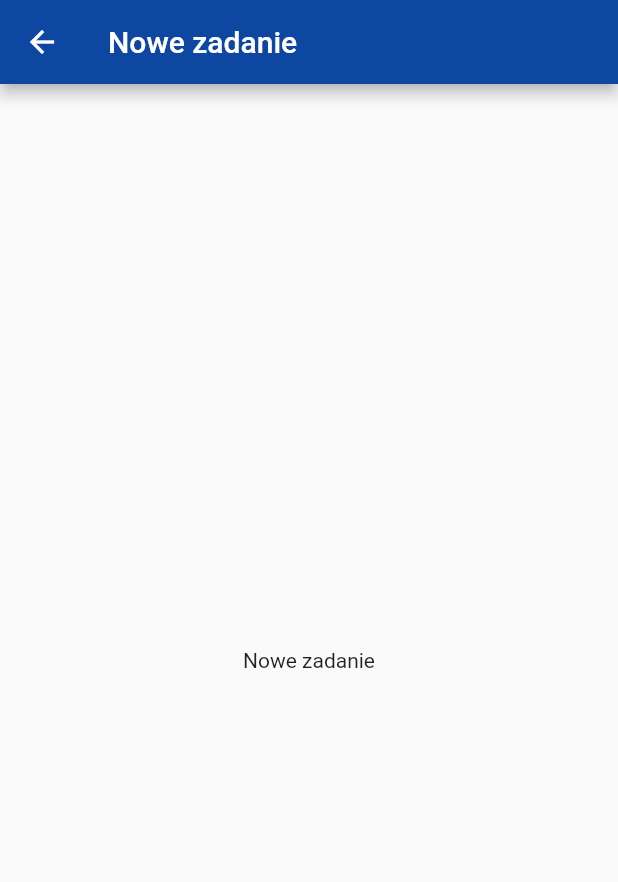
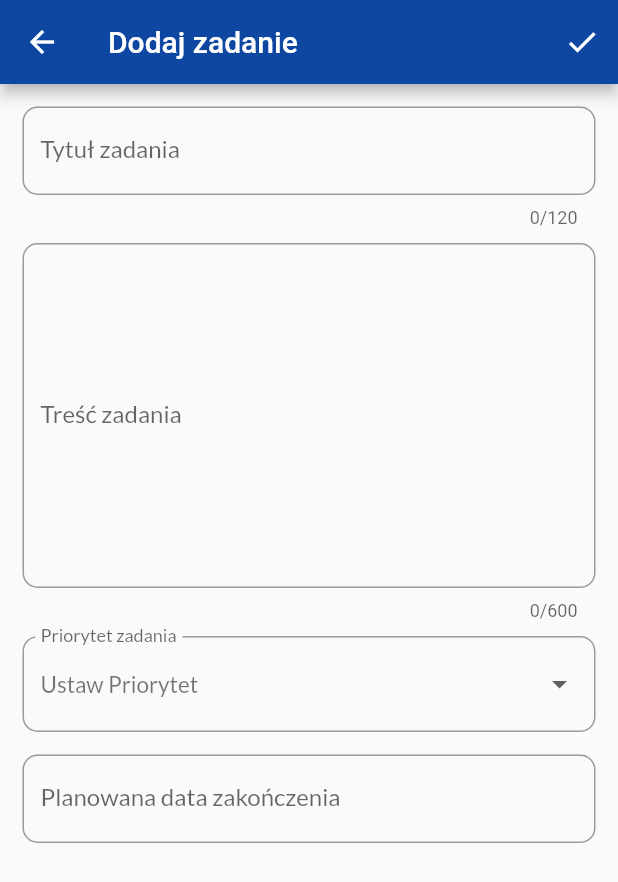
Before and after one commit to piotrpeczkowski/sw_planner, a Flutter app: the screen it shows after launch, after a tap on "Przykładowy tytuł taska", after a tap on the "add" icon, on a phone screen of 412 x 824 dp. Shown: the top 882 px of the screen. Run offline on Flutter 3.47's test engine with Material 2 defaults, Android fonts, the phone set to English and light mode, and no system bars; our stand-ins replace google_fonts; network calls fail; Roboto replaces fonts that are missing (Kanit).

Commit message:
Improve add task page

```diff
--- a/lib/features/add_task/pages/add_task.dart
+++ b/lib/features/add_task/pages/add_task.dart
@@ -1,16 +1,162 @@
 import 'package:flutter/material.dart';
+import 'package:google_fonts/google_fonts.dart';
+import 'package:sw_planner/features/add_task/widgets/task_priority_dropdown_list.dart';
 
-class AddTask extends StatelessWidget {
-  const AddTask({super.key});
+class AddTask extends StatefulWidget {
+  AddTask({super.key});
+
+  final TextEditingController taskTitleController = TextEditingController();
+  final TextEditingController taskContentController = TextEditingController();
+  final TextEditingController taskDateController = TextEditingController();
+  final FocusNode taskDateFocusNode = FocusNode();
+
+  @override
+  State<AddTask> createState() => _AddTaskState();
+}
+
+class _AddTaskState extends State<AddTask> {
+  String taskPriorityValue = '';
+
+  @override
+  Widget build(BuildContext context) {
+    return AddTaskBody(
+      taskTitleController: widget.taskTitleController,
+      taskContentController: widget.taskContentController,
+      taskDateController: widget.taskDateController,
+      taskDateFocusNode: widget.taskDateFocusNode,
+      taskPriorityValue: taskPriorityValue,
+      onPriorityChanged: (value) {
+        setState(() {
+          taskPriorityValue = value!;
+        });
+      },
+      onSave: () {
+        Navigator.of(context).pop();
+      },
+    );
+  }
+}
+
+class AddTaskBody extends StatelessWidget {
+  const AddTaskBody({
+    super.key,
+    required this.onSave,
+    required this.taskTitleController,
+    required this.taskContentController,
+    required this.taskDateController,
+    required this.taskDateFocusNode,
+    required this.taskPriorityValue,
+    required this.onPriorityChanged,
+  });
+
+  final Function() onSave;
+  final TextEditingController taskTitleController;
+  final TextEditingController taskContentController;
+  final TextEditingController taskDateController;
+  final FocusNode taskDateFocusNode;
+  final String taskPriorityValue;
+  final void Function(String?) onPriorityChanged;
 
   @override
   Widget build(BuildContext context) {
     return Scaffold(
       appBar: AppBar(
-        title: const Text('Nowe zadanie'),
+        title: Text('Dodaj zadanie', style: GoogleFonts.kanit()),
+        actions: [
+          IconButton(
+            onPressed: onSave,
+            tooltip: 'Zapisz',
+            icon: const Icon(Icons.done),
+          ),
+        ],
       ),
-      body: const Center(
-        child: Text('Nowe zadanie'),
+      body: ListView(
+        padding: const EdgeInsets.all(15),
+        children: [
+          TextField(
+            controller: taskTitleController,
+            keyboardType: TextInputType.multiline,
+            minLines: 1,
+            maxLines: 3,
+            maxLength: 120,
+            textInputAction: TextInputAction.done,
+            decoration: InputDecoration(
+              label: Text(
+                'Tytuł zadania',
+                style: GoogleFonts.lato(),
+              ),
+              focusedBorder: const OutlineInputBorder(
+                borderSide: BorderSide(
+                  width: 1,
+                  color: Color.fromARGB(255, 13, 71, 161),
+                ),
+              ),
+              border: OutlineInputBorder(
+                borderRadius: BorderRadius.circular(10),
+              ),
+            ),
+          ),
+          Padding(
+            padding: const EdgeInsets.only(top: 10.0),
+            child: TextField(
+              controller: taskContentController,
+              keyboardType: TextInputType.multiline,
+              minLines: 10,
+              maxLines: 15,
+              maxLength: 600,
+              textInputAction: TextInputAction.done,
+              decoration: InputDecoration(
+                label: Text(
+                  'Treść zadania',
+                  style: GoogleFonts.lato(),
+                ),
+                focusedBorder: const OutlineInputBorder(
+                  borderSide: BorderSide(
+                    width: 1,
+                    color: Color.fromARGB(255, 13, 71, 161),
+                  ),
+                ),
+                border: OutlineInputBorder(
+                  borderRadius: BorderRadius.circular(10),
+                ),
+              ),
+            ),
+          ),
+          Padding(
+            padding: const EdgeInsets.only(top: 10.0),
+            child: TaskPriorityDropdownList(
+              taskPriorityValue: taskPriorityValue,
+              onPriorityChanged: onPriorityChanged,
+            ),
+          ),
+          Padding(
+            padding: const EdgeInsets.only(top: 15.0),
+            child: TextField(
+              controller: taskDateController,
+              focusNode: taskDateFocusNode,
+              textInputAction: TextInputAction.done,
+              decoration: InputDecoration(
+                label: Text(
+                  'Planowana data zakończenia',
+                  style: GoogleFonts.lato(),
+                ),
+                focusedBorder: const OutlineInputBorder(
+                  borderSide: BorderSide(
+                    width: 1,
+                    color: Color.fromARGB(255, 13, 71, 161),
+                  ),
+                ),
+                border: OutlineInputBorder(
+                  borderRadius: BorderRadius.circular(10),
+                ),
+              ),
+              onTap: () {
+                taskDateFocusNode.unfocus();
+                Navigator.of(context).pop();
+              },
+            ),
+          ),
+        ],
       ),
     );
   }
--- /dev/null
+++ b/lib/features/add_task/widgets/task_priority_dropdown_list.dart
@@ -0,0 +1,98 @@
+import 'package:flutter/material.dart';
+import 'package:google_fonts/google_fonts.dart';
+
+class TaskPriorityDropdownList extends StatelessWidget {
+  const TaskPriorityDropdownList({
+    super.key,
+    required this.taskPriorityValue,
+    required this.onPriorityChanged,
+  });
+
+  final String taskPriorityValue;
+  final void Function(String?) onPriorityChanged;
+
+  @override
+  Widget build(BuildContext context) {
+    return DropdownButtonFormField<String>(
+      value: taskPriorityValue,
+      decoration: InputDecoration(
+        label: Text(
+          'Priorytet zadania',
+          style: GoogleFonts.lato(),
+        ),
+        focusedBorder: const OutlineInputBorder(
+          borderSide: BorderSide(
+            width: 1,
+            color: Color.fromARGB(255, 13, 71, 161),
+          ),
+        ),
+        border: OutlineInputBorder(
+          borderRadius: BorderRadius.circular(10),
+        ),
+      ),
+      style: GoogleFonts.lato(
+        fontSize: 15,
+        color: const Color.fromARGB(255, 13, 71, 161),
+      ),
+      items: [
+        DropdownMenuItem(
+          enabled: false,
+          value: '',
+          child: Text(
+            'Ustaw Priorytet',
+            style: GoogleFonts.lato(color: Colors.black54),
+          ),
+        ),
+        DropdownMenuItem(
+          value: 'Niski',
+          child: Row(
+            children: [
+              Padding(
+                padding: const EdgeInsets.only(right: 10.0),
+                child: Container(
+                  width: 14,
+                  height: 14,
+                  color: Colors.green,
+                ),
+              ),
+              const Text('Priorytet: Niski'),
+            ],
+          ),
+        ),
+        DropdownMenuItem(
+          value: 'Średni',
+          child: Row(
+            children: [
+              Padding(
+                padding: const EdgeInsets.only(right: 10.0),
+                child: Container(
+                  width: 14,
+                  height: 14,
+                  color: Colors.yellow,
+                ),
+              ),
+              const Text('Priorytet: Średni'),
+            ],
+          ),
+        ),
+        DropdownMenuItem(
+          value: 'Wysoki',
+          child: Row(
+            children: [
+              Padding(
+                padding: const EdgeInsets.only(right: 10.0),
+                child: Container(
+                  width: 14,
+                  height: 14,
+                  color: Colors.red,
+                ),
+              ),
+              const Text('Priorytet: Wysoki'),
+            ],
+          ),
+        ),
+      ],
+      onChanged: onPriorityChanged,
+    );
+  }
+}
--- a/lib/features/tasks_page/content/ended_tasks_content/ended_tasks_content.dart
+++ b/lib/features/tasks_page/content/ended_tasks_content/ended_tasks_content.dart
@@ -9,7 +9,11 @@ class EndedTasksContent extends StatelessWidget {
   Widget build(BuildContext context) {
     return ListView(
       children: const [
-        Text('Zakończone zadania'),
+        Center(
+            child: Padding(
+          padding: EdgeInsets.all(10.0),
+          child: Text('Zakończone zadania'),
+        )),
       ],
     );
   }
--- a/lib/features/tasks_page/pages/tasks.dart
+++ b/lib/features/tasks_page/pages/tasks.dart
@@ -39,7 +39,7 @@ class _TasksPageState extends State<TasksPage> {
           onPressed: () {
             Navigator.of(context).push(
               MaterialPageRoute(
-                builder: (context) => const AddTask(),
+                builder: (context) => AddTask(),
               ),
             );
           },
```
